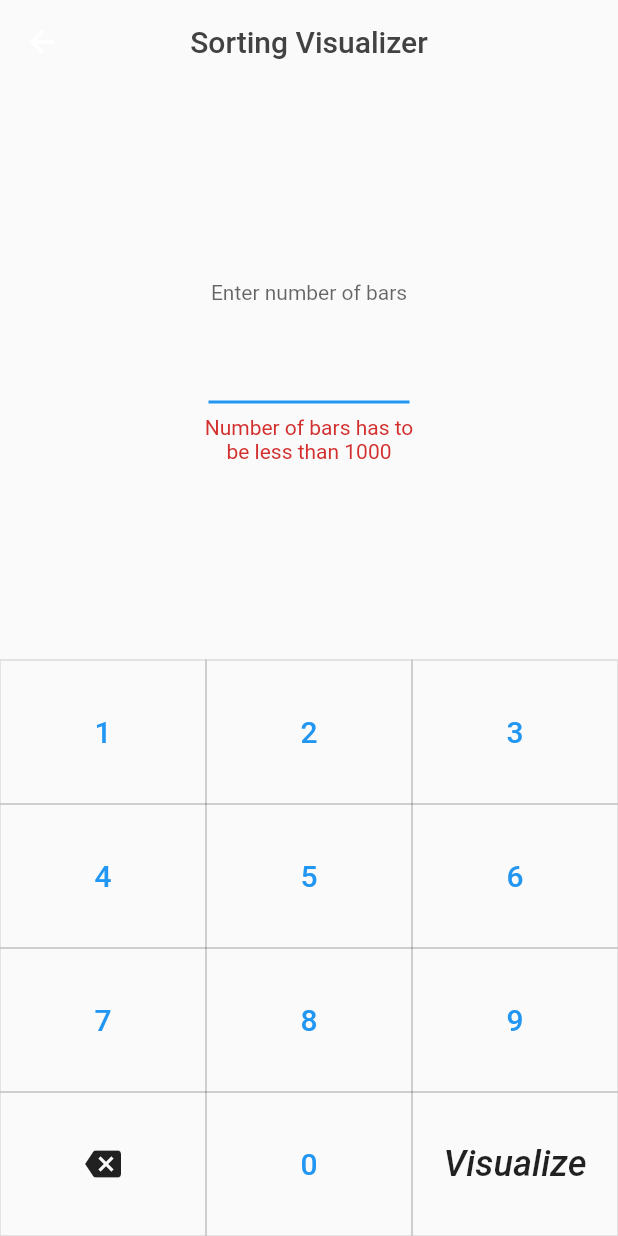
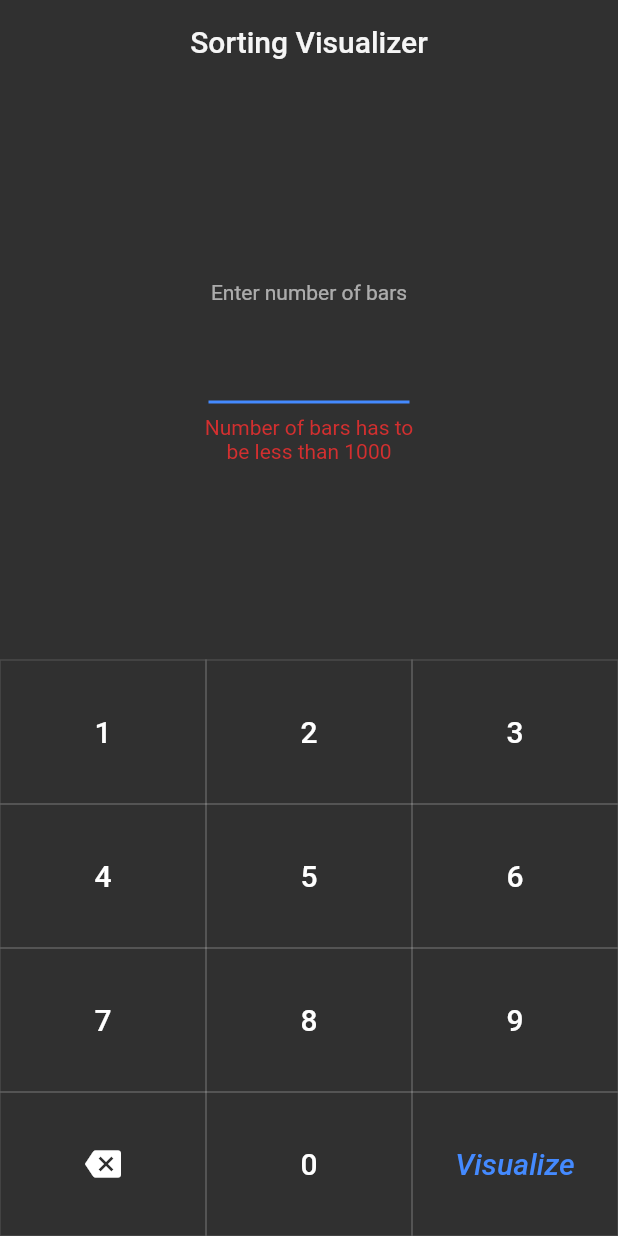
Before and after one commit to RitamChakraborty/sorting_visualizer, a Flutter app: the HomePageConcept screen opened directly, on a phone screen of 412 x 824 dp. Run offline on Flutter 3.47's test engine with Material 2 defaults, Android fonts, the phone set to English and light mode, and no system bars.

Commit message:
Ui: Retouch

```diff
--- a/lib/main.dart
+++ b/lib/main.dart
@@ -20,8 +20,8 @@ class MyApp extends StatelessWidget {
         accentColor: Colors.blueAccent,
         buttonColor: Colors.blueAccent,
       ),
-      themeMode: ThemeMode.light,
-      home: HomePage(),
+      themeMode: ThemeMode.dark,
+      home: HomePageConcept(),
     );
   }
 }
--- a/lib/pages/home_page_concept.dart
+++ b/lib/pages/home_page_concept.dart
@@ -20,15 +20,13 @@ class HomePageConcept extends StatelessWidget {
       );
     }
 
-    Widget text(String text) => Text(
-          text,
-          style:
-              TextStyle(fontSize: 20.0, color: Theme.of(context).accentColor),
-        );
+    Widget text(String text) => Text(text, style: TextStyle(fontSize: 20.0));
+
     Widget goIcon = Text(
       "Visualize",
       style: TextStyle(
-        fontSize: 24,
+        color: Theme.of(context).accentColor,
+        fontSize: 20,
         fontStyle: FontStyle.italic,
       ),
     );
```
